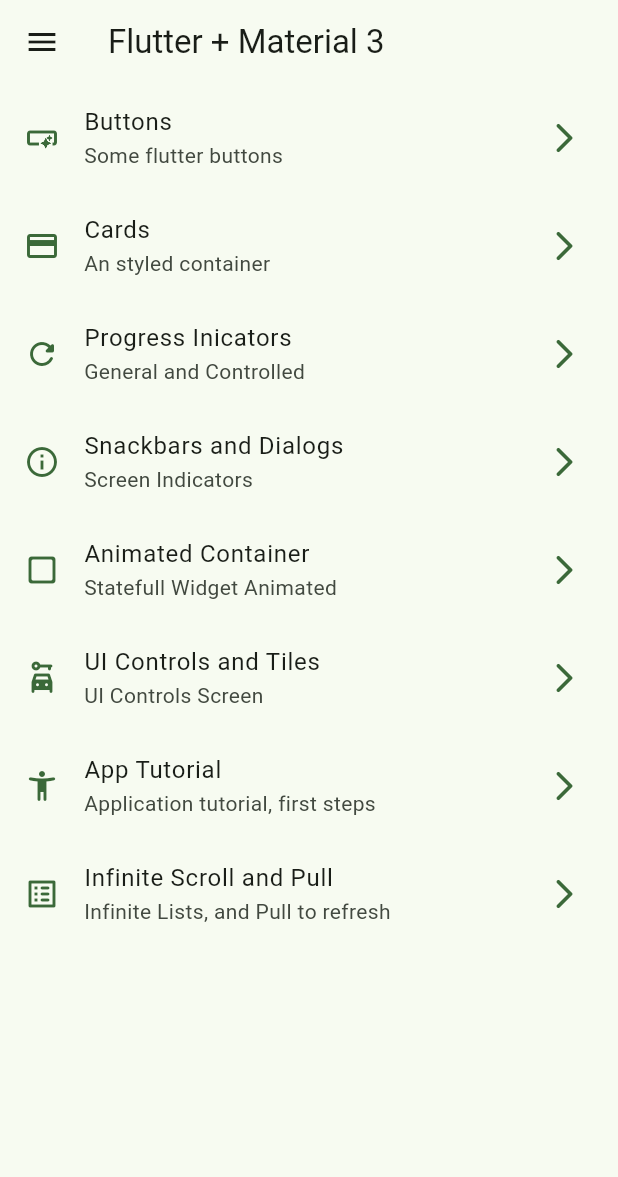
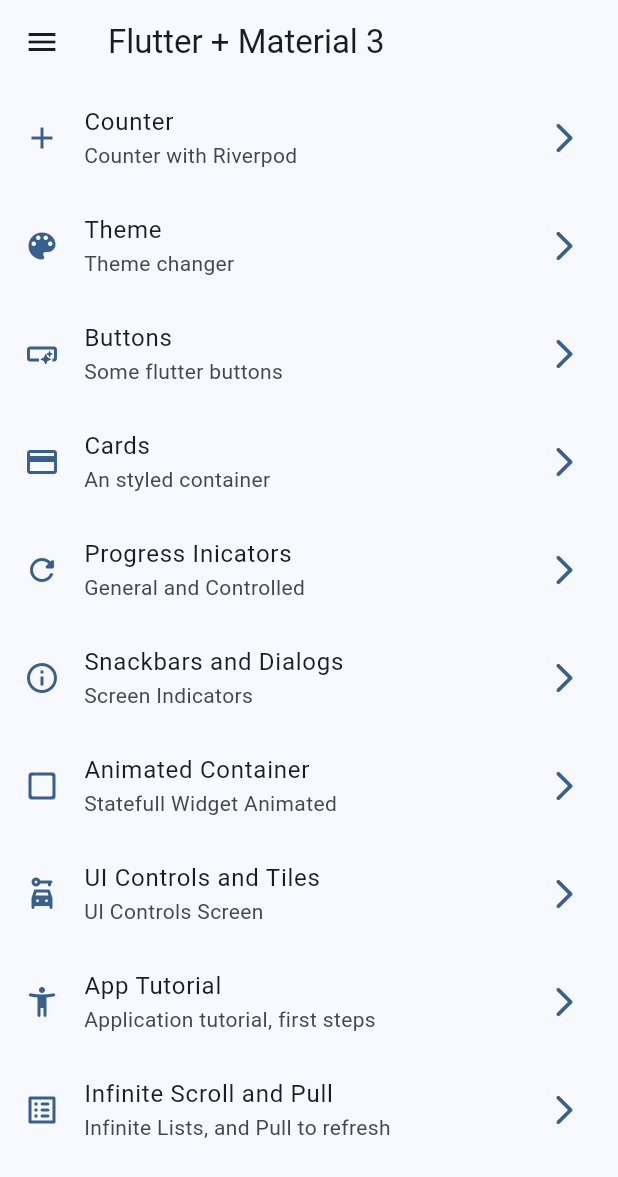
Before and after one commit to quiquex222333/widgets_app, a Flutter app: the screen it shows after launch, on a phone screen of 412 x 824 dp. Shown: the top 1177 px of the screen. Run offline on Flutter 3.47's test engine with Material 3 defaults, Android fonts, the phone set to English and light mode, and no system bars; our stand-ins replace animate_do, flutter_riverpod, go_router.

Commit message:
Adding riverpod, and statenotifiers

```diff
--- a/lib/config/menu/menu_items.dart
+++ b/lib/config/menu/menu_items.dart
@@ -14,6 +14,18 @@ class MenuItem {
 }
 
 const appMenuItems = <MenuItem>[
+  MenuItem(
+    title: "Counter",
+    subTitle: "Counter with Riverpod",
+    link: "/counter",
+    icon: Icons.add,
+  ),
+  MenuItem(
+    title: "Theme",
+    subTitle: "Theme changer",
+    link: "/theme-changer",
+    icon: Icons.color_lens,
+  ),
   MenuItem(
     title: "Buttons",
     subTitle: "Some flutter buttons",
--- a/lib/config/router/app_router.dart
+++ b/lib/config/router/app_router.dart
@@ -8,6 +8,12 @@ final appRouter = GoRouter(
       path: '/',
       name: HomeScreen.name,
       builder: (context, state) => const HomeScreen(),
+    ),
+
+    GoRoute(
+      path: '/counter',
+      name: CounterScreen.name,
+      builder: (context, state) => const CounterScreen(),
     ),
 
     GoRoute(
@@ -57,5 +63,11 @@ final appRouter = GoRouter(
       name: InfiniteScrollScreen.name,
       builder: (context, state) => const InfiniteScrollScreen(),
     ),
+
+    GoRoute(
+      path: '/theme-changer',
+      name: ThemeChangerScreen.name,
+      builder: (context, state) => const ThemeChangerScreen(),
+    ),
   ],
 );
--- a/lib/config/theme/app_theme.dart
+++ b/lib/config/theme/app_theme.dart
@@ -12,16 +12,33 @@ const colorList = <Color>[
 
 class AppTheme {
   final int selectedColor;
+  final bool isDarkMode;
 
-  AppTheme({this.selectedColor = 0})
-      : assert(selectedColor >= 0, "Selected color must be greater than 0"),
-        assert(selectedColor < colorList.length, "Selected color must be less or equal than ${colorList.length}");
+  AppTheme({
+    this.selectedColor = 0,
+    this.isDarkMode = false,
+  })  : assert(
+          selectedColor >= 0,
+          "Selected color must be greater than 0",
+        ),
+        assert(
+          selectedColor < colorList.length,
+          "Selected color must be less or equal than ${colorList.length}",
+        );
 
   ThemeData getTheme() => ThemeData(
-    useMaterial3: true,
-    colorSchemeSeed: colorList[ selectedColor ],
-    appBarTheme: const AppBarTheme(
-      centerTitle: false
-    ),
-  );
+        useMaterial3: true,
+        brightness: isDarkMode ? Brightness.dark : Brightness.light,
+        colorSchemeSeed: colorList[selectedColor],
+        appBarTheme: const AppBarTheme(centerTitle: false),
+      );
+
+  AppTheme copyWith({
+    int? selectedColor,
+    bool? isDarkMode,
+  }) =>
+      AppTheme(
+        selectedColor: selectedColor ?? this.selectedColor,
+        isDarkMode: isDarkMode ?? this.isDarkMode,
+      );
 }
--- a/lib/main.dart
+++ b/lib/main.dart
@@ -1,20 +1,30 @@
 import 'package:flutter/material.dart';
+import 'package:flutter_riverpod/flutter_riverpod.dart';
 import 'package:widgets_app/config/router/app_router.dart';
 import 'package:widgets_app/config/theme/app_theme.dart';
+import 'package:widgets_app/presentation/providers/theme_provider.dart';
 
 void main() {
-  runApp(const MainApp());
+  runApp(
+    const ProviderScope(
+      child: MainApp(),
+    ),
+  );
 }
 
-class MainApp extends StatelessWidget {
+class MainApp extends ConsumerWidget {
   const MainApp({super.key});
 
   @override
-  Widget build(BuildContext context) {
+  Widget build(BuildContext context, WidgetRef ref) {
+    final int selectedColor = ref.watch(selectedColorProvider);
+    final bool isDarkMode = ref.watch(isDarkModeProvider);
+    final AppTheme appTheme = ref.watch(themeNotifierProvider);
+
     return MaterialApp.router(
       title: "Flutter Widgets",
       debugShowCheckedModeBanner: false,
-      theme: AppTheme(selectedColor: 6).getTheme(),
+      theme: appTheme.getTheme(),
       routerConfig: appRouter,
     );
   }
--- /dev/null
+++ b/lib/presentation/providers/counter_provider.dart
@@ -0,0 +1,3 @@
+import 'package:flutter_riverpod/flutter_riverpod.dart';
+
+final counterProvider = StateProvider((ref) => 5);
--- /dev/null
+++ b/lib/presentation/providers/theme_provider.dart
@@ -0,0 +1,21 @@
+import 'package:flutter_riverpod/flutter_riverpod.dart';
+import 'package:widgets_app/config/theme/app_theme.dart';
+
+final isDarkModeProvider = StateProvider((ref) => false);
+final colorListProvider = StateProvider((ref) => colorList);
+final selectedColorProvider = StateProvider((ref) => 0);
+final themeNotifierProvider = StateNotifierProvider<ThemeNotifier, AppTheme>(
+  (ref) => ThemeNotifier(),
+);
+
+class ThemeNotifier extends StateNotifier<AppTheme> {
+  ThemeNotifier() : super(AppTheme());
+
+  void toggleDarkMode() {
+    state = state.copyWith(isDarkMode: !state.isDarkMode);
+  }
+
+  void changeColorIndex(int colorIndex) {
+    state = state.copyWith(selectedColor: colorIndex);
+  }
+}
--- a/lib/presentation/screens/screens.dart
+++ b/lib/presentation/screens/screens.dart
@@ -2,8 +2,10 @@ export 'package:widgets_app/presentation/screens/animated/animated_screen.dart';
 export 'package:widgets_app/presentation/screens/app_tutorial/app_tutorial_screen.dart';
 export 'package:widgets_app/presentation/screens/buttons/buttons_screen.dart';
 export 'package:widgets_app/presentation/screens/cards/cards_screen.dart';
+export 'package:widgets_app/presentation/screens/counter/counter_screen.dart';
 export 'package:widgets_app/presentation/screens/home/home_screen.dart';
 export 'package:widgets_app/presentation/screens/infinite_scroll/inifinite_scroll_screen.dart';
 export 'package:widgets_app/presentation/screens/progress/progress_screen.dart';
 export 'package:widgets_app/presentation/screens/snackbar/snackbar_screen.dart';
 export 'package:widgets_app/presentation/screens/ui_controls/ui_controls_screen.dart';
+export 'package:widgets_app/presentation/screens/theme_changer/theme_changer_screen.dart';
--- a/pubspec.yaml
+++ b/pubspec.yaml
@@ -10,6 +10,7 @@ dependencies:
   animate_do: ^3.3.4
   flutter:
     sdk: flutter
+  flutter_riverpod: ^2.5.1
   go_router: ^14.2.7
 
 dev_dependencies:
```
Also changed, not shown: lib/presentation/screens/counter/counter_screen.dart (added, +48 -0 lines), lib/presentation/screens/theme_changer/theme_changer_screen.dart (added, +61 -0 lines), pubspec.lock.
